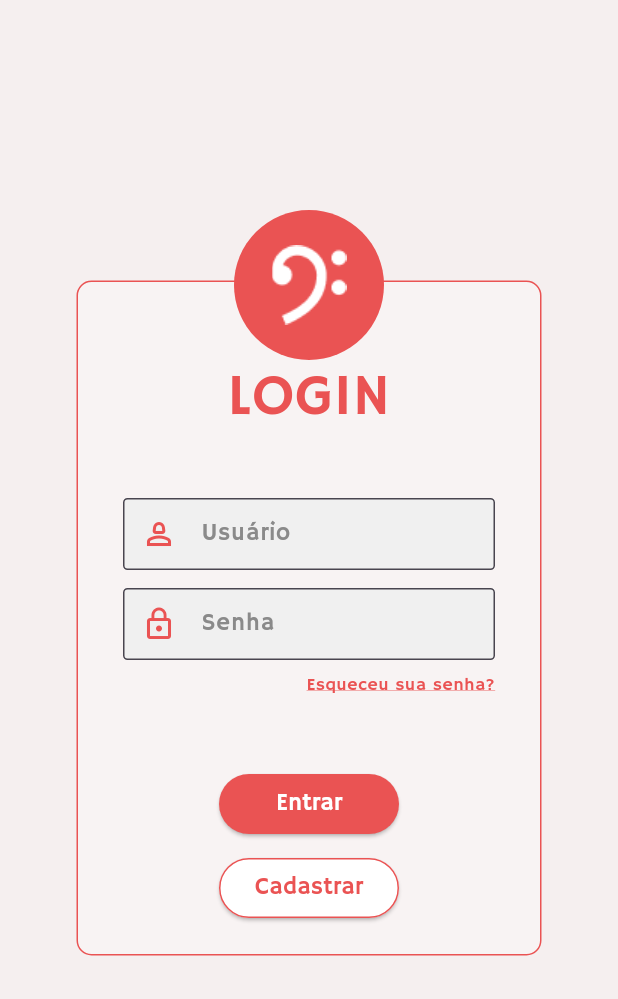
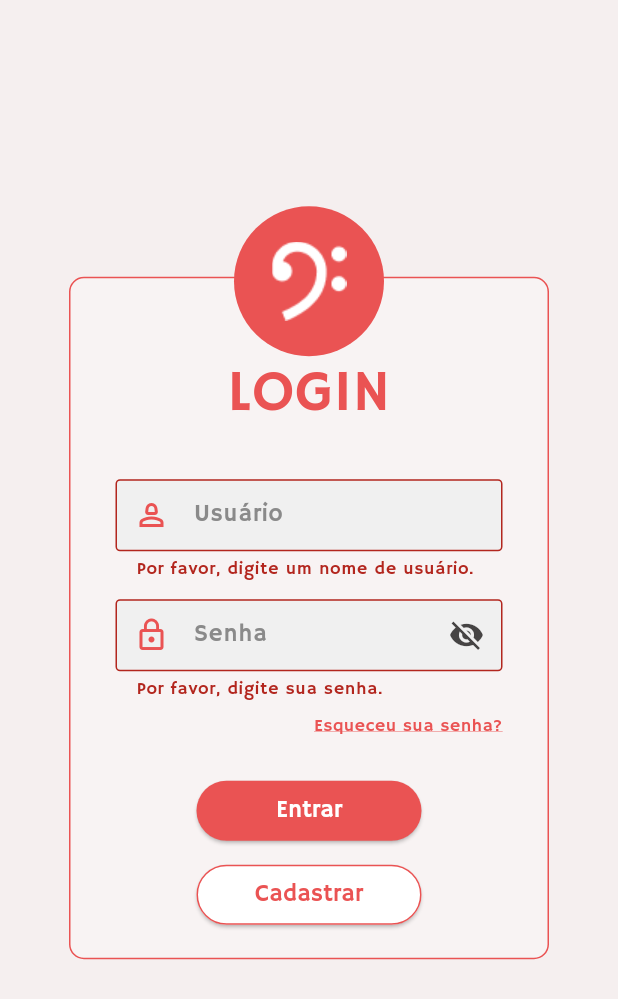
Before and after one commit to gabszuba/melodica, a Flutter app: the screen it shows after launch, after a tap on "Entrar", on a phone screen of 412 x 824 dp. Shown: the top 999 px of the screen. Run offline on Flutter 3.47's test engine with Material 3 defaults, Android fonts, the phone set to English and light mode, and no system bars; our stand-ins replace sqflite; accounts and stored records are empty.

Commit message:
add user model and login funcionality

```diff
--- a/lib/model/db/banco.dart
+++ b/lib/model/db/database.dart
@@ -1,11 +1,11 @@
 import 'package:path/path.dart';
 import 'package:sqflite/sqflite.dart';
 
-class Banco {
-  static final Banco instance = Banco._();
+class DatabaseHelper {
+  static final DatabaseHelper instance = DatabaseHelper._();
   static Database? _database;
 
-  Banco._();
+  DatabaseHelper._();
 
   Future<Database> get database async {
     if (_database != null) return _database!;
@@ -14,10 +14,10 @@ class Banco {
   }
 
   Future<Database> _initDatabase() async {
-    String path = join(await getDatabasesPath(), "meu_banco.db");
+    String path = join(await getDatabasesPath(), "melodica.db");
     return await openDatabase(
       path,
-      version: 2,
+      version: 3,
       onCreate: _onCreate,
       onUpgrade: _onUpgrade,
     );
@@ -25,16 +25,24 @@ class Banco {
 
   Future<void> _onCreate(Database db, int version) async {
     await db.execute('''CREATE TABLE user (
-        username TEXT PRIMARY KEY,
+        id TEXT PRIMARY KEY,
+        username TEXT UNIQUE,
+        email TEXT UNIQUE,
         password TEXT,
-        ultimo_login TEXT
+        last_login TEXT
       )''');
   }
 
   Future<void> _onUpgrade(Database db, int oldVersion, int newVersion) async {
     if (oldVersion < newVersion) {
-      await db.execute("ALTER TABLE user ADD COLUMN ultimo_login TEXT");
+      await db.execute("ALTER TABLE user ADD COLUMN last_login TEXT");
     }
+  }
+
+  Future<List<Map<String, dynamic>>> getAllUsers() async {
+    final db = await database;
+    return db.query('user');
+
   }
 
   Future<void> close() async {
--- a/lib/view/login.dart
+++ b/lib/view/login.dart
@@ -1,6 +1,5 @@
+import 'package:flutter/material.dart';
 import 'package:melodica/model/User.dart';
-import 'package:flutter/material.dart';
-import 'package:intl/intl.dart';
 
 class Login extends StatefulWidget {
   const Login({super.key});
@@ -10,18 +9,11 @@ class Login extends StatefulWidget {
 }
 
 class _LoginState extends State<Login> {
-  final TextEditingController userController = TextEditingController();
-  final TextEditingController passwordController = TextEditingController();
-  String status = '';
+  final TextEditingController _userController = TextEditingController();
+  final TextEditingController _passwordController = TextEditingController();
+  final GlobalKey<FormState> _formKey = GlobalKey<FormState>();
 
-  @override
-  void initState() {
-    super.initState();
-    print("oi");
-    User.verificaUsuario().then((value) {
-      if (value != null) Navigator.pushNamed(context, '/tela');
-    });
-  }
+  bool _passwordVisible = false;
 
   @override
   Widget build(BuildContext context) {
@@ -43,8 +35,8 @@ class _LoginState extends State<Login> {
         clipBehavior: Clip.none,
         children: [
           Container(
-            width: 310,
-            height: 450,
+            width: 320,
+            height: 455,
             decoration: BoxDecoration(
               borderRadius: BorderRadius.circular(10),
               color: const Color(0xffF8F3F3),
@@ -54,6 +46,8 @@ class _LoginState extends State<Login> {
               ),
             ),
             padding: const EdgeInsets.all(30),
+            child: Form(
+              key: _formKey,
               child: Column(
                 mainAxisAlignment: MainAxisAlignment.center,
                 children: [
@@ -62,46 +56,66 @@ class _LoginState extends State<Login> {
                     'LOGIN',
                     style: TextStyle(fontSize: 38, color: Color(0xFFEA5353)),
                   ),
-                const SizedBox(height: 40),
-                TextField(
+                  const SizedBox(height: 30),
+                  TextFormField(
+                    controller: _userController,
+                    validator: (val) => val!.isEmpty
+                        ? 'Por favor, digite um nome de usuário.'
+                        : null,
                     style: const TextStyle(fontSize: 16),
                     decoration: InputDecoration(
                       contentPadding: const EdgeInsets.all(10),
                       hintText: 'Usuário',
                       filled: true,
                       fillColor: const Color(0xFFF0F0F0),
-                    hintStyle:
-                        const TextStyle(color: Color(0xFF8A8A8A), fontSize: 16),
+                      hintStyle: const TextStyle(
+                          color: Color(0xFF8A8A8A), fontSize: 16),
                       prefixIcon: const Icon(
                         Icons.person_2_outlined,
                         color: Color(0xFFEA5353),
                       ),
                       border: OutlineInputBorder(
                         borderRadius: BorderRadius.circular(3),
-                      borderSide:
-                          const BorderSide(color: Color(0xFF8A8A8A), width: 1),
+                        borderSide: const BorderSide(
+                            color: Color(0xFF8A8A8A), width: 1),
                       ),
                     ),
                   ),
                   const SizedBox(height: 12),
-                TextField(
+                  TextFormField(
+                    controller: _passwordController,
+                    validator: (val) =>
+                        val!.isEmpty ? 'Por favor, digite sua senha.' : null,
                     style: const TextStyle(fontSize: 16),
-                  obscureText: true,
+                    obscureText: !_passwordVisible,
                     decoration: InputDecoration(
                       contentPadding: const EdgeInsets.all(10),
                       hintText: 'Senha',
                       filled: true,
                       fillColor: const Color(0xFFF0F0F0),
-                    hintStyle:
-                        const TextStyle(color: Color(0xFF8A8A8A), fontSize: 16),
+                      hintStyle: const TextStyle(
+                          color: Color(0xFF8A8A8A), fontSize: 16),
                       prefixIcon: const Icon(
                         Icons.lock_outline,
                         color: Color(0xFFEA5353),
                       ),
+                      suffixIcon: IconButton(
+                        icon: Icon(
+                          _passwordVisible
+                              ? Icons.visibility
+                              : Icons.visibility_off,
+                          color: const Color.fromARGB(205, 28, 26, 26),
+                        ),
+                        onPressed: () {
+                          setState(() {
+                            _passwordVisible = !_passwordVisible;
+                          });
+                        },
+                      ),
                       border: OutlineInputBorder(
                         borderRadius: BorderRadius.circular(3),
-                      borderSide:
-                          const BorderSide(color: Color(0xFF8A8A8A), width: 1),
+                        borderSide: const BorderSide(
+                            color: Color(0xFF8A8A8A), width: 1),
                       ),
                     ),
                   ),
@@ -119,11 +133,6 @@ class _LoginState extends State<Login> {
                     ),
                   ),
                   const SizedBox(height: 10),
-                Text(
-                  status,
-                  style: const TextStyle(
-                      color: Color.fromARGB(255, 255, 17, 0), fontSize: 16),
-                ),
                   const SizedBox(height: 14),
                   ElevatedButton(
                     style: ElevatedButton.styleFrom(
@@ -134,15 +143,21 @@ class _LoginState extends State<Login> {
                       shape: RoundedRectangleBorder(
                         borderRadius: BorderRadius.circular(20),
                       ),
-                    minimumSize: const Size(120, 40),
+                      minimumSize: const Size(150, 40),
                     ),
-                  onPressed: () {
-                    String username = userController.text;
-                    String password = passwordController.text;
-                    String dataFormatada = DateFormat('dd-MM-yyyy - kk:mm').format(DateTime.now());
-                    User newUser = User(username, password, dataFormatada);
-                    // ignore: avoid_print
-                    print(newUser);
+                    onPressed: () async {
+                      if (_formKey.currentState!.validate()) {
+                        String username = _userController.text;
+                        String password = _passwordController.text;
+                        User? loggedInUser =
+                            await User.logUser(username, password);
+                        if (loggedInUser != null) {
+                          print("Sucesso");
+                          //Navigator.pushNamed(context, '/home');
+                        } else {
+                          print("Erro ao logar");
+                        }
+                      }
                     },
                     child: const Text('Entrar'),
                   ),
@@ -155,17 +170,18 @@ class _LoginState extends State<Login> {
                           fontSize: 16, fontFamily: 'Hammersmith One'),
                       shape: RoundedRectangleBorder(
                         borderRadius: BorderRadius.circular(20),
-                      side:
-                          const BorderSide(color: Color(0xFFEA5353), width: 1),
+                        side: const BorderSide(
+                            color: Color(0xFFEA5353), width: 1),
                       ),
-                    minimumSize: const Size(120, 40),
+                      minimumSize: const Size(150, 40),
                     ),
                     onPressed: () {
-                    Navigator.pushNamed(context, '/tela2');
+                      criarUser();//Navigator.pushNamed(context, '');
                     },
                     child: const Text('Cadastrar'),
                   ),
                 ],
+              ),
             ),
           ),
           Positioned(
@@ -175,6 +191,24 @@ class _LoginState extends State<Login> {
         ],
       ),
     );
+  }
+
+
+  void criarUser() async {
+    // User de teste
+    User testUser = User(
+      username: 'test_user',
+      email: 'test@example.com',
+      password: 'test_password',
+      lastLogin: DateTime.now().toString(),
+    );
+
+    int result = await testUser.insertUser();
+    if (result != -1) {
+      print('User criado com sucesso!');
+    } else {
+      print('Erro criando o user.');
+    }
   }
 
   Widget _icon() {
--- a/pubspec.yaml
+++ b/pubspec.yaml
@@ -13,6 +13,7 @@ dependencies:
   intl: ^0.19.0
   path: ^1.9.0
   sqflite: ^2.3.3
+  uuid: ^4.4.0
 
 dev_dependencies:
   flutter_test:
```
Also changed, not shown: lib/model/user.dart (+74 -19 lines), lib/view/signup.dart (added), pubspec.lock, 4 other files. Lines whose indentation alone changed are shown as unchanged.
